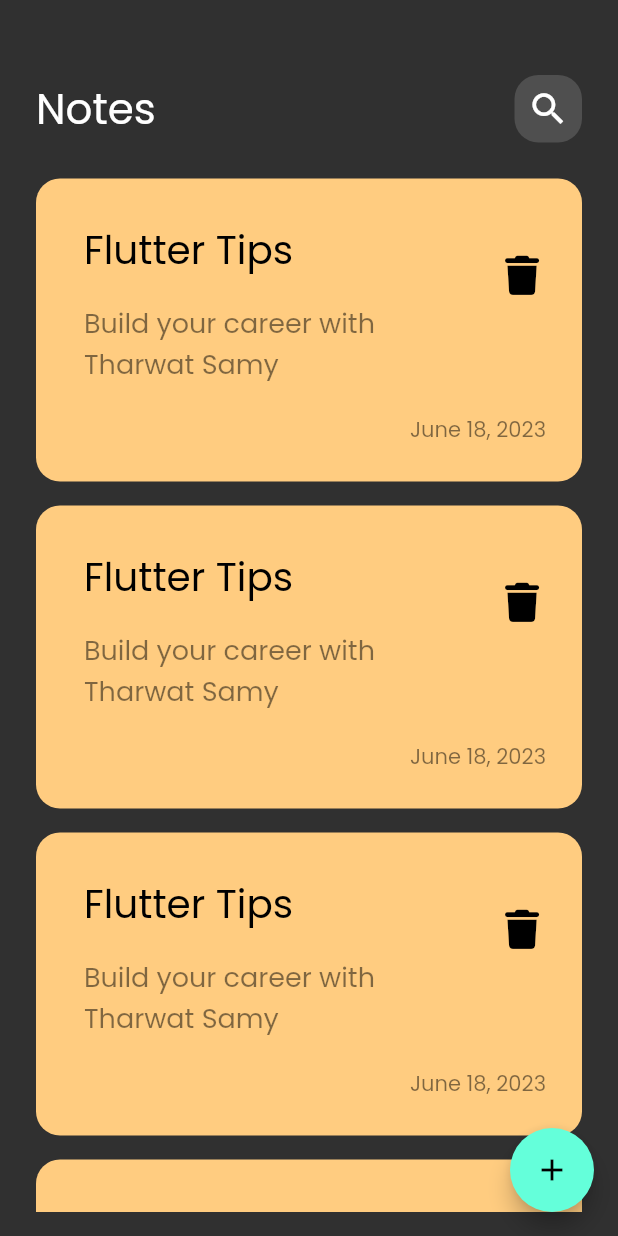
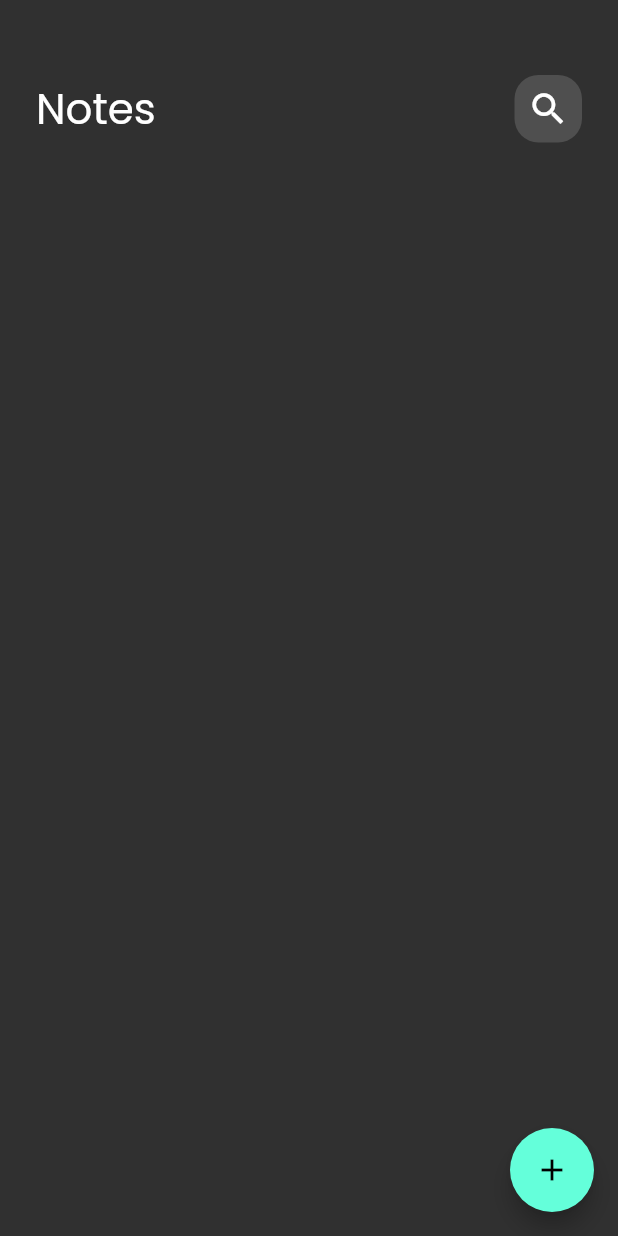
Before and after one commit to MustafaFawzy229/notes_app, a Flutter app: the screen it shows after launch, on a phone screen of 412 x 824 dp. Run offline on Flutter 3.47's test engine with Material 2 defaults, Android fonts, the phone set to English and light mode, and no system bars; our stand-ins replace bloc, flutter_bloc, font_awesome_flutter, hive, hive_flutter; accounts and stored records are empty.

Commit message:
display notes data

```diff
--- a/lib/cubits/get_notes_cubit/get_notes_state.dart
+++ b/lib/cubits/get_notes_cubit/get_notes_state.dart
@@ -4,15 +4,3 @@ part of 'get_notes_cubit.dart';
 abstract class GetNotesState {}
 
 class GetNotesInitial extends GetNotesState {}
-
-class GetNotesSuccess extends GetNotesState {
-  final List<NoteModel> notes;
-
-  GetNotesSuccess(this.notes);
-}
-
-class GetNotesFailure extends GetNotesState {
-  final String errMessage;
-
-  GetNotesFailure(this.errMessage);
-}
--- a/lib/views/widgets/custom_note_item.dart
+++ b/lib/views/widgets/custom_note_item.dart
@@ -1,10 +1,12 @@
 import 'package:flutter/material.dart';
 import 'package:font_awesome_flutter/font_awesome_flutter.dart';
+import 'package:note_app/models/note_model.dart';
 import 'package:note_app/views/edit_note_view.dart';
 
 class NoteItem extends StatelessWidget {
-  const NoteItem({super.key});
+  const NoteItem({super.key, required this.note});
 
+  final NoteModel note;
   @override
   Widget build(BuildContext context) {
     return GestureDetector(
@@ -26,9 +28,9 @@ class NoteItem extends StatelessWidget {
           crossAxisAlignment: CrossAxisAlignment.end,
           children: [
             ListTile(
-              title: const Text(
-                'Flutter Tips',
-                style: TextStyle(
+              title: Text(
+                note.title,
+                style: const TextStyle(
                   color: Colors.black,
                   fontSize: 26,
                 ),
@@ -38,7 +40,7 @@ class NoteItem extends StatelessWidget {
                   vertical: 16,
                 ),
                 child: Text(
-                  'Build your career with Tharwat Samy',
+                  note.subTitle,
                   style: TextStyle(
                     color: Colors.black.withOpacity(0.5),
                     fontSize: 18,
@@ -59,7 +61,7 @@ class NoteItem extends StatelessWidget {
                 right: 24,
               ),
               child: Text(
-                'June 18, 2023',
+                note.date,
                 style: TextStyle(
                   color: Colors.black.withOpacity(0.5),
                   fontSize: 14,
--- a/lib/views/widgets/notes_list_view.dart
+++ b/lib/views/widgets/notes_list_view.dart
@@ -1,4 +1,7 @@
 import 'package:flutter/material.dart';
+import 'package:flutter_bloc/flutter_bloc.dart';
+import 'package:note_app/cubits/get_notes_cubit/get_notes_cubit.dart';
+import 'package:note_app/models/note_model.dart';
 import 'custom_note_item.dart';
 
 class NotesListView extends StatelessWidget {
@@ -6,21 +9,30 @@ class NotesListView extends StatelessWidget {
 
   @override
   Widget build(BuildContext context) {
+    return BlocBuilder<GetNotesCubit, GetNotesState>(
+      builder: (context, state) {
+        List<NoteModel> notesList =
+            BlocProvider.of<GetNotesCubit>(context).notes ?? [];
+
         return Padding(
           padding: const EdgeInsets.symmetric(
             vertical: 16,
           ),
           child: ListView.builder(
               padding: EdgeInsets.zero,
-          itemCount: 10,
+              itemCount: notesList.length,
               itemBuilder: (context, index) {
-            return const Padding(
-              padding: EdgeInsets.symmetric(
+                return Padding(
+                  padding: const EdgeInsets.symmetric(
                     vertical: 8,
                   ),
-              child: NoteItem(),
+                  child: NoteItem(
+                    note: notesList[index],
+                  ),
                 );
               }),
         );
+      },
+    );
   }
 }
--- a/lib/views/widgets/notes_view_body.dart
+++ b/lib/views/widgets/notes_view_body.dart
@@ -1,11 +1,18 @@
 import 'package:flutter/cupertino.dart';
 import 'package:flutter/material.dart';
+import 'package:flutter_bloc/flutter_bloc.dart';
+import 'package:note_app/cubits/get_notes_cubit/get_notes_cubit.dart';
 import 'custom_app_bar.dart';
 import 'notes_list_view.dart';
 
-class NotesViewBody extends StatelessWidget {
+class NotesViewBody extends StatefulWidget {
   const NotesViewBody({super.key});
 
+  @override
+  State<NotesViewBody> createState() => _NotesViewBodyState();
+}
+
+class _NotesViewBodyState extends State<NotesViewBody> {
   @override
   Widget build(BuildContext context) {
     return const Padding(
```
Also changed, not shown: lib/cubits/get_notes_cubit/get_notes_cubit.dart (+4 -8 lines). Lines whose indentation alone changed are shown as unchanged.
